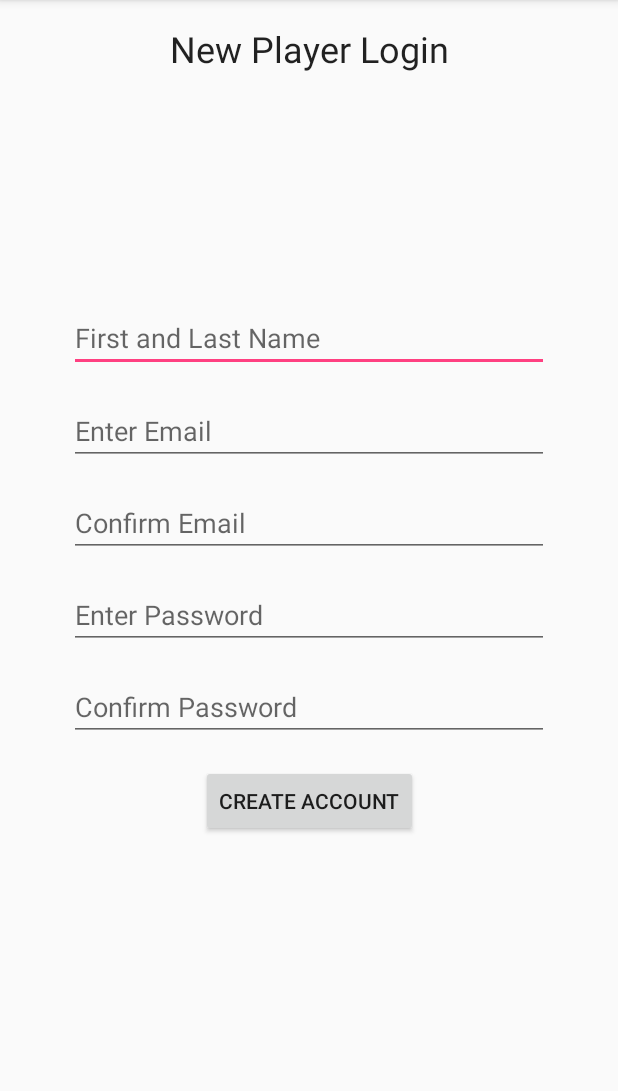
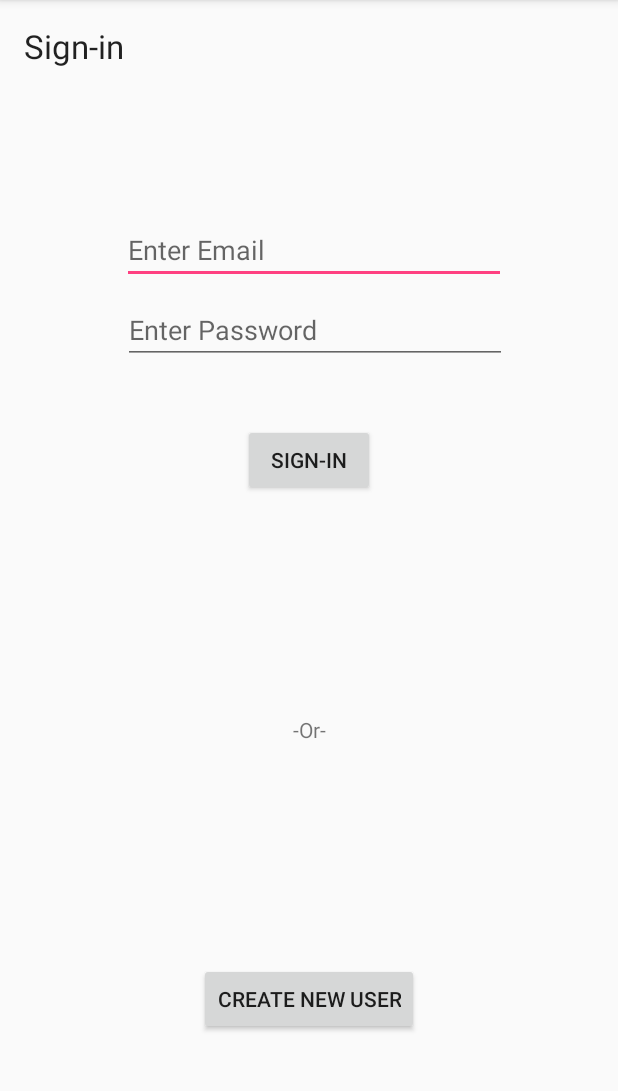
Before and after one commit to ejlnex5/glowing-guacamole, an Android app: the screen it shows after launch (NewUserEntry before the commit, Login after it), on a phone screen of 412 x 824 dp, the part 84-1175 px from its top. Run offline under Robolectric (Android 15) with nearby library versions, the phone set to English and light mode, and no system bars.

Commit message:
Added Login and navigation to Diary or New User Entry

```diff
--- a/app/build.gradle
+++ b/app/build.gradle
@@ -1,6 +1,8 @@
 apply plugin: 'com.android.application'
 
 android {
+    signingConfigs {
+    }
     compileSdkVersion 27
     defaultConfig {
         applicationId "edu.miracosta.cs134.workoutapprefactored"
@@ -26,7 +28,7 @@ android {
 
 dependencies {
     implementation 'com.google.android.gms:play-services-fitness:15.0.0'
-    implementation 'com.google.android.gms:play-services-auth:15.0.0'
+    implementation 'com.google.android.gms:play-services-auth:15.0.1'
     //509979793282-ot0gfaqc76utefac6a62noen4r85ohi4.apps.googleusercontent.com
     implementation fileTree(include: ['*.jar'], dir: 'libs')
     implementation 'com.android.support:appcompat-v7:27.1.1'
--- a/app/src/main/AndroidManifest.xml
+++ b/app/src/main/AndroidManifest.xml
@@ -28,21 +28,29 @@
             </intent-filter>
         </activity>
         <activity
-            android:name=".NewUserEntry"
+            android:name=".Login"
             android:label="WorkoutApp"
             android:parentActivityName=".SplashActivity">
             <meta-data
                 android:name="android.support.PARENT_ACTIVITY"
-                android:value="edu.miracosta.cs134.workoutapprefactored.SplashActivity" />
+                android:value="edu.miracosta.cs134.workoutapprefactored.SplashActivity"/>
+        </activity>
+        <activity
+            android:name=".NewUserEntry"
+            android:label="WorkoutApp"
+            android:parentActivityName=".Login">
+            <meta-data
+                android:name="android.support.PARENT_ACTIVITY"
+                android:value="edu.miracosta.cs134.workoutapprefactored.Login" />
         </activity>
         <activity
             android:name=".WorkoutDiary"
             android:label="@string/app_name"
-            android:parentActivityName=".NewUserEntry"
+            android:parentActivityName=".Login"
             android:theme="@style/AppTheme.NoActionBar">
             <meta-data
                 android:name="android.support.PARENT_ACTIVITY"
-                android:value="edu.miracosta.cs134.workoutapprefactored.NewUserEntry" />
+                android:value="edu.miracosta.cs134.workoutapprefactored.Login" />
         </activity>
         <activity
             android:name=".RecordWorkout"
--- /dev/null
+++ b/app/src/main/java/edu/miracosta/cs134/workoutapprefactored/Login.java
@@ -0,0 +1,26 @@
+package edu.miracosta.cs134.workoutapprefactored;
+
+import android.content.Intent;
+import android.support.v7.app.AppCompatActivity;
+import android.os.Bundle;
+import android.view.View;
+
+public class Login extends AppCompatActivity {
+
+    @Override
+    protected void onCreate(Bundle savedInstanceState) {
+        super.onCreate(savedInstanceState);
+        setContentView(R.layout.activity_login);
+    }
+
+
+    public void navigateToDiary(View view) {
+        Intent navi = new Intent(this,WorkoutDiary.class);
+        startActivity(navi);
+    }
+
+    public void navigateToNewUserEntry(View view) {
+        Intent navi = new Intent(this,NewUserEntry.class);
+        startActivity(navi);
+    }
+}
--- a/app/src/main/java/edu/miracosta/cs134/workoutapprefactored/SplashActivity.java
+++ b/app/src/main/java/edu/miracosta/cs134/workoutapprefactored/SplashActivity.java
@@ -32,7 +32,7 @@ public class SplashActivity extends AppCompatActivity {
         new Handler().postDelayed(new Runnable() {
             @Override
             public void run() {
-                Intent intent = new Intent(SplashActivity.this, NewUserEntry.class);
+                Intent intent = new Intent(SplashActivity.this, Login.class);
                 startActivity(intent);
                 finish();
             }
--- /dev/null
+++ b/app/src/main/res/layout/activity_login.xml
@@ -0,0 +1,103 @@
+<?xml version="1.0" encoding="utf-8"?>
+<android.support.constraint.ConstraintLayout xmlns:android="http://schemas.android.com/apk/res/android"
+    xmlns:app="http://schemas.android.com/apk/res-auto"
+    xmlns:tools="http://schemas.android.com/tools"
+    android:layout_width="match_parent"
+    android:layout_height="match_parent"
+    tools:context=".Login">
+
+    <TextView
+        android:id="@+id/textView2"
+        android:layout_width="wrap_content"
+        android:layout_height="wrap_content"
+        android:layout_marginLeft="16dp"
+        android:layout_marginStart="16dp"
+        android:layout_marginTop="16dp"
+        android:text="@string/signInTitle"
+        android:textAppearance="@style/TextAppearance.AppCompat.Large"
+        app:layout_constraintStart_toStartOf="parent"
+        app:layout_constraintTop_toTopOf="parent" />
+
+    <EditText
+        android:id="@+id/editText3"
+        android:layout_width="wrap_content"
+        android:layout_height="wrap_content"
+        android:layout_marginLeft="6dp"
+        android:layout_marginStart="6dp"
+        android:layout_marginTop="144dp"
+        android:ems="12"
+        android:hint="@string/emailHint"
+        android:inputType="textEmailAddress"
+        android:visibility="visible"
+        app:layout_constraintEnd_toEndOf="parent"
+        app:layout_constraintHorizontal_bias="0.5"
+        app:layout_constraintStart_toStartOf="parent"
+        app:layout_constraintTop_toTopOf="parent" />
+
+    <EditText
+        android:id="@+id/editText4"
+        android:layout_width="256dp"
+        android:layout_height="wrap_content"
+        android:layout_marginLeft="8dp"
+        android:layout_marginStart="8dp"
+        android:layout_marginTop="8dp"
+        android:ems="10"
+        android:hint="@string/enter_password"
+        android:inputType="textPassword"
+        app:layout_constraintEnd_toEndOf="parent"
+        app:layout_constraintHorizontal_bias="0.5"
+        app:layout_constraintStart_toStartOf="parent"
+        app:layout_constraintTop_toBottomOf="@+id/editText3" />
+
+    <Button
+        android:id="@+id/SignIn"
+        android:layout_width="wrap_content"
+        android:layout_height="wrap_content"
+        android:layout_marginTop="40dp"
+        android:onClick="navigateToDiary"
+        android:text="@string/signInTitle"
+        app:layout_constraintEnd_toEndOf="parent"
+        app:layout_constraintHorizontal_bias="0.5"
+        app:layout_constraintStart_toStartOf="parent"
+        app:layout_constraintTop_toBottomOf="@+id/editText4" />
+
+    <android.support.constraint.Guideline
+        android:id="@+id/guideline"
+        android:layout_width="wrap_content"
+        android:layout_height="wrap_content"
+        android:orientation="horizontal"
+        app:layout_constraintGuide_begin="20dp" />
+
+    <Button
+        android:id="@+id/button3"
+        android:layout_width="wrap_content"
+        android:layout_height="wrap_content"
+        android:layout_marginBottom="78dp"
+        android:onClick="navigateToNewUserEntry"
+        android:text="@string/createNewUser"
+        app:layout_constraintBottom_toBottomOf="parent"
+        app:layout_constraintEnd_toEndOf="parent"
+        app:layout_constraintStart_toStartOf="parent" />
+
+    <TextView
+        android:id="@+id/textView4"
+        android:layout_width="wrap_content"
+        android:layout_height="wrap_content"
+        android:layout_marginBottom="8dp"
+        android:layout_marginTop="8dp"
+        android:text="@string/or"
+        app:layout_constraintBottom_toTopOf="@+id/button3"
+        app:layout_constraintEnd_toEndOf="parent"
+        app:layout_constraintStart_toStartOf="parent"
+        app:layout_constraintTop_toBottomOf="@+id/SignIn" />
+
+    <android.support.constraint.Group
+        android:id="@+id/group"
+        android:layout_width="wrap_content"
+        android:layout_height="wrap_content"
+        app:layout_constraintBottom_toTopOf="parent"
+        app:layout_constraintEnd_toStartOf="parent"
+        app:layout_constraintStart_toStartOf="parent"
+        app:layout_constraintTop_toTopOf="parent" />
+
+</android.support.constraint.ConstraintLayout>
--- a/app/src/main/res/values/strings.xml
+++ b/app/src/main/res/values/strings.xml
@@ -65,5 +65,9 @@
     functionality.</string>
     <string name="settings">Settings</string>
     <string name="ok">OK</string>
+    <string name="signInTitle">Sign-in</string>
+    <string name="emailHint">Enter Email</string>
+    <string name="createNewUser">Create New User</string>
+    <string name="or">-Or-</string>
 
 </resources>
```
